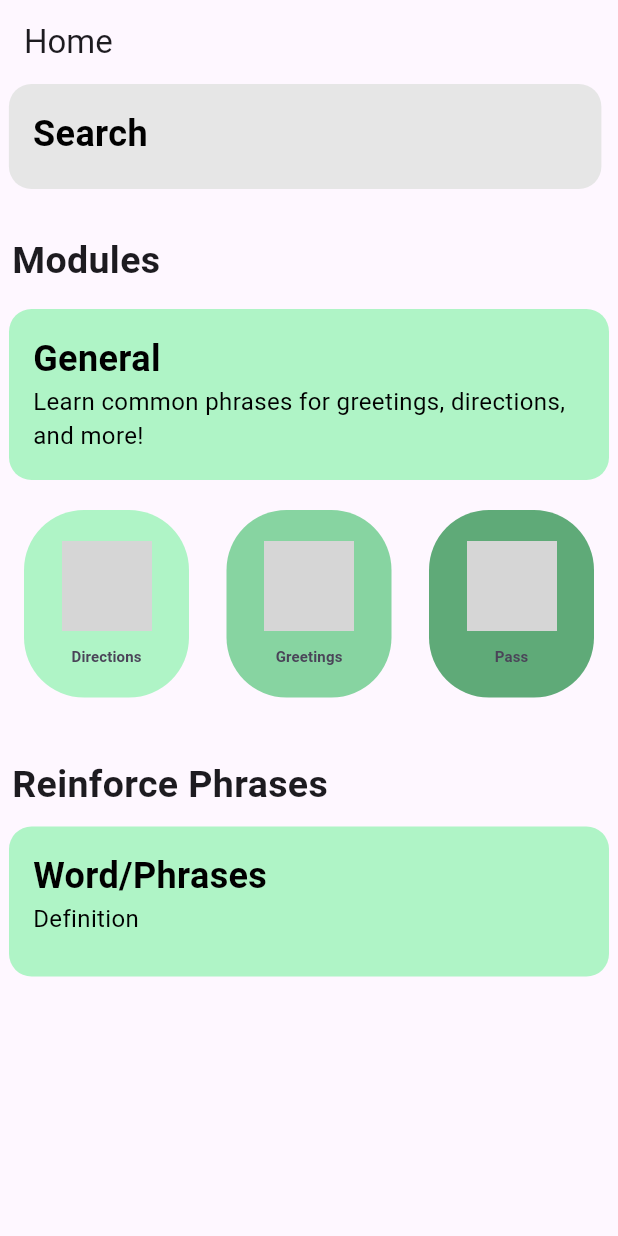
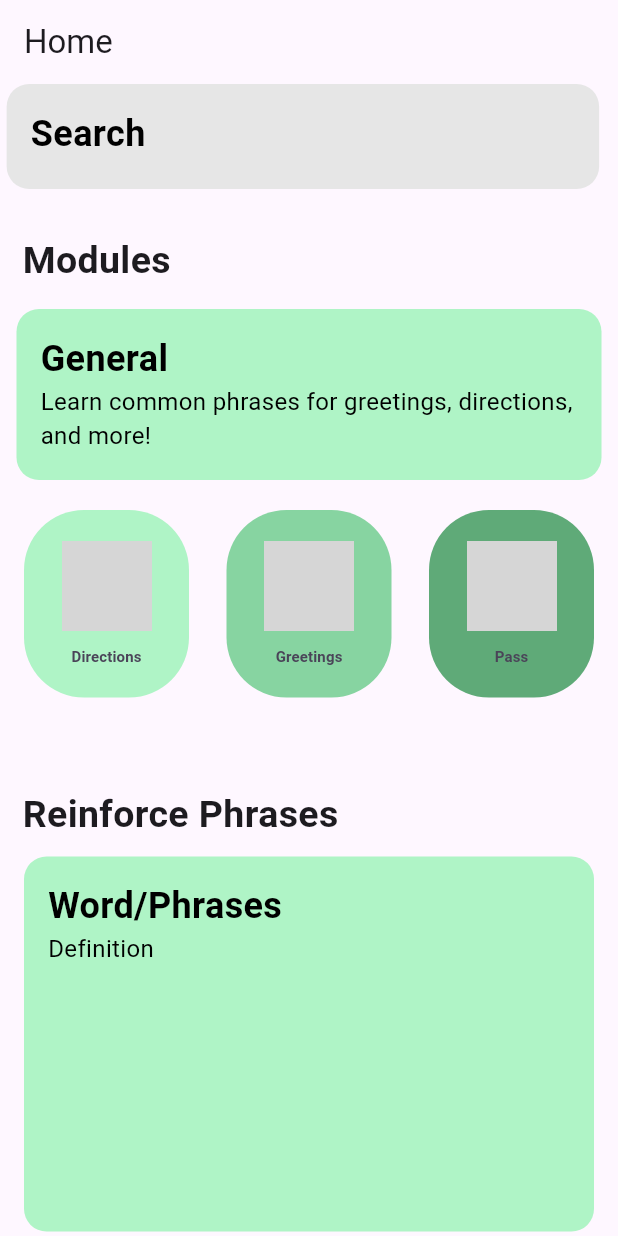
Before and after one commit to monsimb/CSCE3444_SoftwareEng, a Flutter app: the screen it shows after launch, on a phone screen of 412 x 824 dp. Run offline on Flutter 3.47's test engine with Material 3 defaults, Android fonts, the phone set to English and light mode, and no system bars; our stand-ins replace audioplayers; grey boxes are pictures that could not be loaded.

Commit message:
module size readjustment

```diff
--- a/lib/main.dart
+++ b/lib/main.dart
@@ -117,7 +117,7 @@ class _HomePageState extends State<HomePage> with TickerProviderStateMixin {
               child: banner('Search',
                   backgroundColor: Color.fromARGB(255, 230, 230, 230))),
           const Padding(
-              padding: EdgeInsets.only(left: 8, right: 300, top: 30),
+              padding: EdgeInsets.only(left: 15, right: 290, top: 30),
               child: Text('Modules',
                   style:
                       TextStyle(fontSize: 25.0, fontWeight: FontWeight.bold))),
@@ -133,7 +133,7 @@ class _HomePageState extends State<HomePage> with TickerProviderStateMixin {
         children: <Widget>[
           // all widgets on home page
           SizedBox(
-              width: 400,
+              width: 390,
               height: 114,
               child: banner('General',
                   backgroundColor: Color.fromARGB(255, 175, 244, 198),
@@ -156,8 +156,10 @@ class _HomePageState extends State<HomePage> with TickerProviderStateMixin {
                 color3: Color.fromARGB(255, 95, 170, 120)),
           ),
 
+          h30_spacer,   // spacer
+
           const Padding(
-            padding: EdgeInsets.only(left: 8, top: 40),
+            padding: EdgeInsets.only(left: 15, top: 40),
             child: Align(
                 alignment: Alignment.centerLeft,
                 child: Text(
@@ -169,8 +171,8 @@ class _HomePageState extends State<HomePage> with TickerProviderStateMixin {
           SizedBox(height: 10), //smaller spacer
 
           SizedBox(
-              width: 400,
-              height: 100,
+              width: 380,
+              height: 250,
               child: banner('Word/Phrases',
                   backgroundColor: Color.fromARGB(255, 175, 244, 198),
                   subtext: 'Definition')),
@@ -188,7 +190,7 @@ class _HomePageState extends State<HomePage> with TickerProviderStateMixin {
         children: <Widget>[
           // all widgets on home page
           SizedBox(
-              width: 400,
+              width: 390,
               height: 114,
               child: banner('Food',
                   backgroundColor: Color.fromARGB(255, 252, 209, 156),
@@ -209,6 +211,8 @@ class _HomePageState extends State<HomePage> with TickerProviderStateMixin {
                   color2: Color.fromARGB(255, 237, 183, 133),
                   color3: Color.fromARGB(255, 206, 153, 104))),
 
+          h30_spacer,   // spacer
+
           const Padding(
             padding: EdgeInsets.only(left: 8, top: 40),
             child: Align(
@@ -222,8 +226,8 @@ class _HomePageState extends State<HomePage> with TickerProviderStateMixin {
           SizedBox(height: 10), //smaller spacer
 
           SizedBox(
-              width: 400,
-              height: 100,
+              width: 380,
+              height: 250,
               child: banner('Word/Phrases',
                   backgroundColor: Color.fromARGB(255, 252, 209, 156),
                   subtext: 'Definition')),
@@ -241,7 +245,7 @@ class _HomePageState extends State<HomePage> with TickerProviderStateMixin {
         children: <Widget>[
           // all widgets on home page
           SizedBox(
-              width: 400,
+              width: 390,
               height: 114,
               child: banner('Beauty',
                   backgroundColor: Color.fromARGB(255, 210, 244, 248),
@@ -262,6 +266,8 @@ class _HomePageState extends State<HomePage> with TickerProviderStateMixin {
                   color2: Color.fromARGB(255, 186, 231, 236),
                   color3: Color.fromARGB(255, 167, 214, 220))),
 
+          h30_spacer,   // spacer
+
           const Padding(
             padding: EdgeInsets.only(left: 8, top: 40),
             child: Align(
@@ -275,8 +281,8 @@ class _HomePageState extends State<HomePage> with TickerProviderStateMixin {
           SizedBox(height: 10), //smaller spacer
 
           SizedBox(
-              width: 400,
-              height: 100,
+              width: 380,
+              height: 250,
               child: banner('Word/Phrases',
                   backgroundColor: Color.fromARGB(255, 210, 244, 248),
                   subtext: 'Definition')),
@@ -294,7 +300,7 @@ class _HomePageState extends State<HomePage> with TickerProviderStateMixin {
         children: <Widget>[
           // all widgets on home page
           SizedBox(
-              width: 400,
+              width: 390,
               height: 114,
               child: banner('Travel',
                   backgroundColor: Color.fromARGB(255, 252, 250, 207),
@@ -315,6 +321,8 @@ class _HomePageState extends State<HomePage> with TickerProviderStateMixin {
                   color2: Color.fromARGB(255, 245, 242, 170),
                   color3: Color.fromARGB(255, 236, 232, 144))),
 
+          h30_spacer,   // spacer
+
           const Padding(
             padding: EdgeInsets.only(left: 8, top: 40),
             child: Align(
@@ -328,8 +336,8 @@ class _HomePageState extends State<HomePage> with TickerProviderStateMixin {
           SizedBox(height: 10), //smaller spacer
 
           SizedBox(
-              width: 400,
-              height: 100,
+              width: 380,
+              height: 250,
               child: banner('Word/Phrases',
                   backgroundColor: Color.fromARGB(255, 252, 250, 207),
                   subtext: 'Definition')),
```
